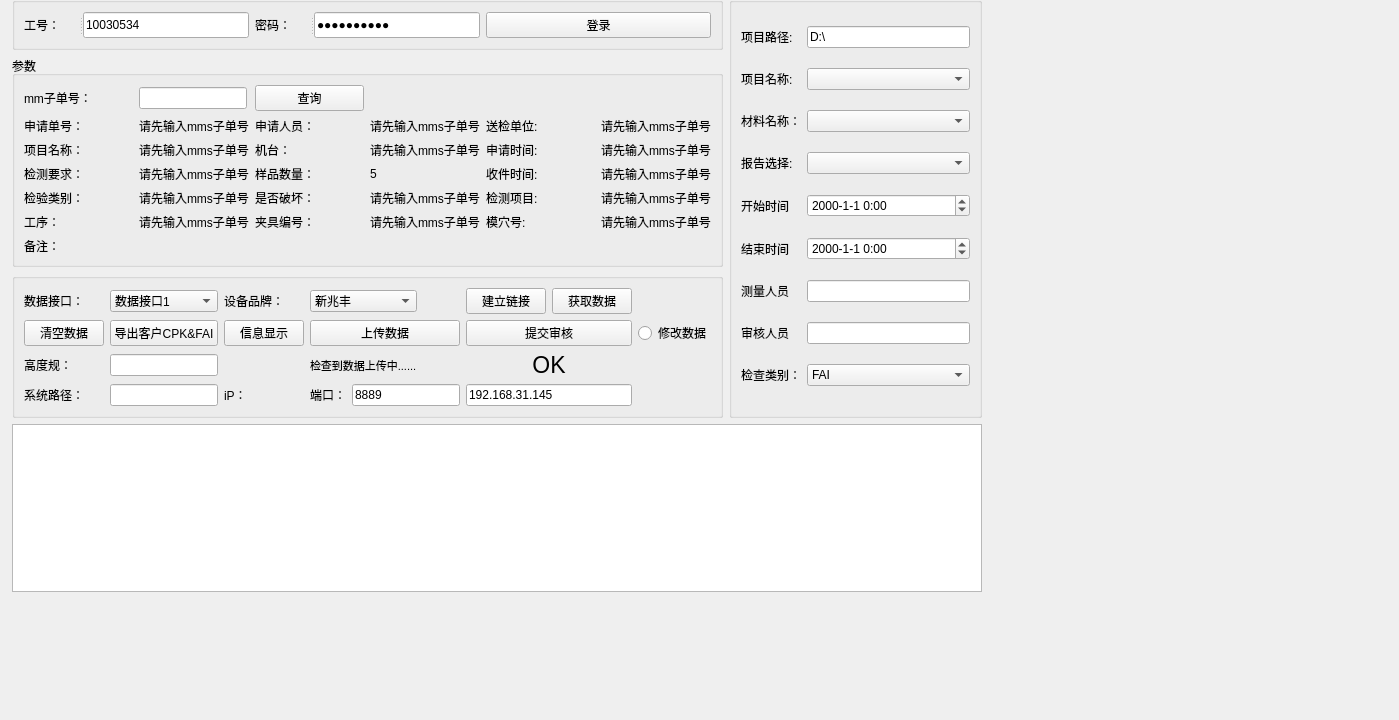
PX007XP/LY_SDK, file zw_project_1_0/operationinterface.ui: the form before one commit.
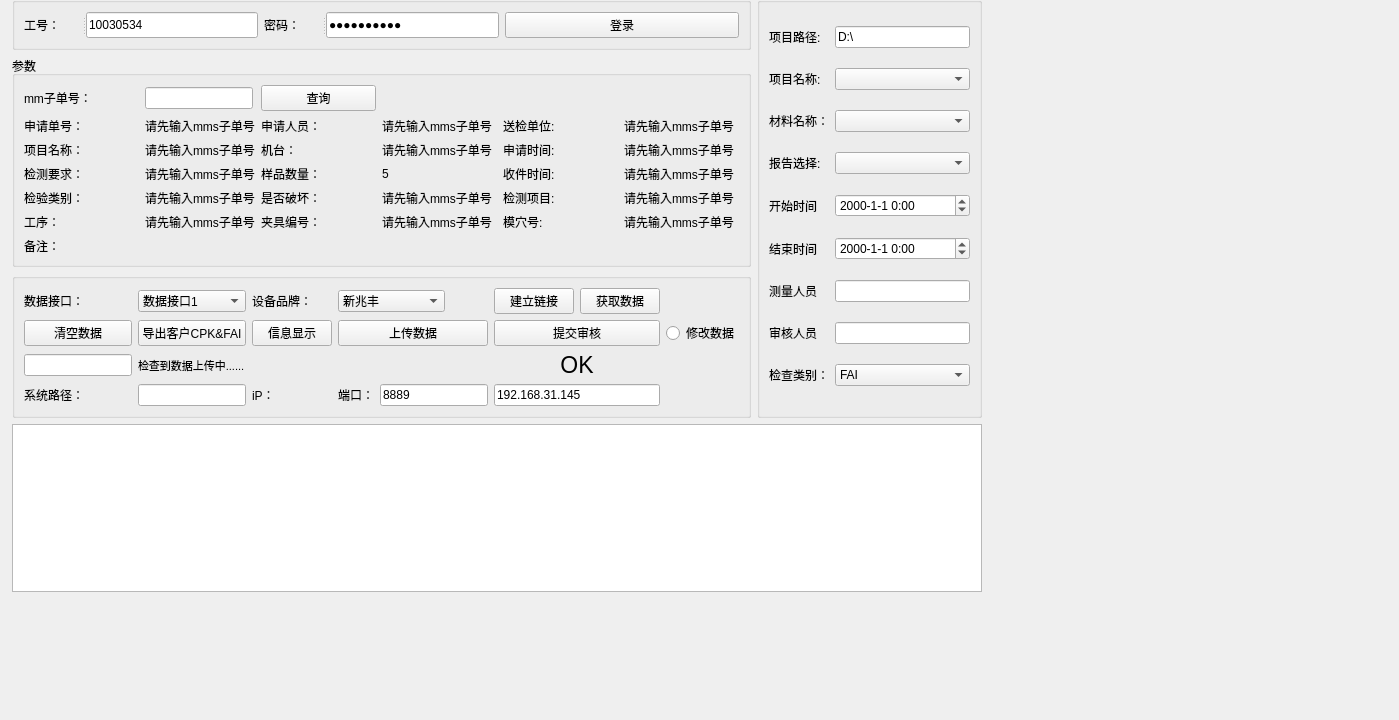
The form after the commit. Custom widgets are drawn as their Qt base class.

Commit message: 高度规功能优化

The edit to the form file:
```diff
--- a/zw_project_1_0/operationinterface.ui
+++ b/zw_project_1_0/operationinterface.ui
@@ -414,53 +414,6 @@
              </property>
             </widget>
            </item>
-           <item row="4" column="0">
-            <widget class="QLabel" name="label_8">
-             <property name="text">
-              <string>高度规：</string>
-             </property>
-            </widget>
-           </item>
-           <item row="4" column="6">
-            <widget class="QLabel" name="labelLoading">
-             <property name="palette">
-              <palette>
-               <active>
-                <colorrole role="Text">
-                 <brush brushstyle="SolidPattern">
-                  <color alpha="255">
-                   <red>0</red>
-                   <green>0</green>
-                   <blue>0</blue>
-                  </color>
-                 </brush>
-                </colorrole>
-               </active>
-               <inactive>
-                <colorrole role="Text">
-                 <brush brushstyle="SolidPattern">
-                  <color alpha="255">
-                   <red>0</red>
-                   <green>0</green>
-                   <blue>0</blue>
-                  </color>
-                 </brush>
-                </colorrole>
-               </inactive>
-               <disabled/>
-              </palette>
-             </property>
-             <property name="font">
-              <font>
-               <pointsize>8</pointsize>
-               <kerning>true</kerning>
-              </font>
-             </property>
-             <property name="text">
-              <string>检查到数据上传中......</string>
-             </property>
-            </widget>
-           </item>
            <item row="0" column="5">
             <widget class="QLabel" name="label_7">
              <property name="sizePolicy">
@@ -603,13 +556,6 @@
              </property>
             </widget>
            </item>
-           <item row="4" column="1">
-            <widget class="QLineEdit" name="gaoduguilineEdit">
-             <property name="text">
-              <string/>
-             </property>
-            </widget>
-           </item>
            <item row="0" column="0">
             <widget class="QLabel" name="label_5">
              <property name="text">
@@ -617,6 +563,53 @@
              </property>
             </widget>
            </item>
+           <item row="4" column="0">
+            <widget class="QLineEdit" name="gaoduguilineEdit">
+             <property name="text">
+              <string/>
+             </property>
+            </widget>
+           </item>
+           <item row="4" column="1">
+            <widget class="QLabel" name="labelLoading">
+             <property name="palette">
+              <palette>
+               <active>
+                <colorrole role="Text">
+                 <brush brushstyle="SolidPattern">
+                  <color alpha="255">
+                   <red>0</red>
+                   <green>0</green>
+                   <blue>0</blue>
+                  </color>
+                 </brush>
+                </colorrole>
+               </active>
+               <inactive>
+                <colorrole role="Text">
+                 <brush brushstyle="SolidPattern">
+                  <color alpha="255">
+                   <red>0</red>
+                   <green>0</green>
+                   <blue>0</blue>
+                  </color>
+                 </brush>
+                </colorrole>
+               </inactive>
+               <disabled/>
+              </palette>
+             </property>
+             <property name="font">
+              <font>
+               <pointsize>8</pointsize>
+               <kerning>true</kerning>
+              </font>
+             </property>
+             <property name="text">
+              <string>检查到数据上传中......</string>
+             </property>
+            </widget>
+           </item>
           </layout>
          </widget>
         </item>
```
The commit also changes 8 other files.
